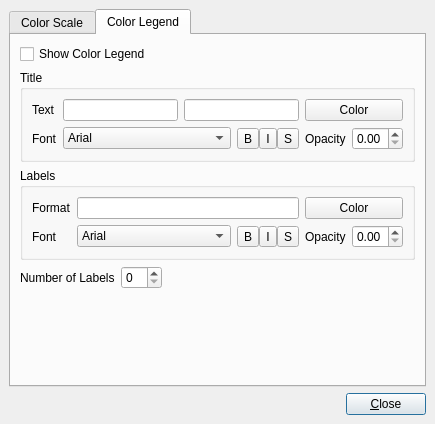
Old version of the form Qt/Components/Resources/UI/pqColorScaleDialog.ui in the repository wildmichael/ParaView3-enhancements-old.
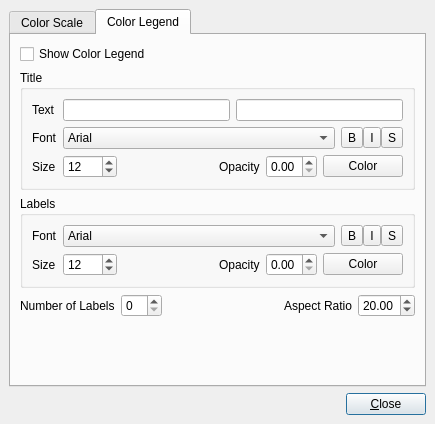
New version of the form. The open tabs and pages were chosen to show the change. Custom widgets are drawn as their Qt base class.

Patch:
```diff
--- a/Qt/Components/Resources/UI/pqColorScaleDialog.ui
+++ b/Qt/Components/Resources/UI/pqColorScaleDialog.ui
@@ -377,7 +377,7 @@
        <property name="spacing" >
         <number>6</number>
        </property>
-       <item row="4" column="0" colspan="3" >
+       <item row="4" column="0" colspan="5" >
         <spacer>
          <property name="orientation" >
           <enum>Qt::Vertical</enum>
@@ -390,7 +390,47 @@
          </property>
         </spacer>
        </item>
-       <item row="1" column="0" colspan="3" >
+       <item row="3" column="2" >
+        <spacer>
+         <property name="orientation" >
+          <enum>Qt::Horizontal</enum>
+         </property>
+         <property name="sizeHint" >
+          <size>
+           <width>0</width>
+           <height>20</height>
+          </size>
+         </property>
+        </spacer>
+       </item>
+       <item row="3" column="3" >
+        <widget class="QLabel" name="label_11" >
+         <property name="text" >
+          <string>Aspect Ratio</string>
+         </property>
+        </widget>
+       </item>
+       <item row="3" column="4" >
+        <widget class="QDoubleSpinBox" name="AspectRatio" >
+         <property name="minimum" >
+          <double>0.010000000000000</double>
+         </property>
+         <property name="value" >
+          <double>20.000000000000000</double>
+         </property>
+        </widget>
+       </item>
+       <item row="0" column="0" colspan="5" >
+        <widget class="QCheckBox" name="ShowColorLegend" >
+         <property name="whatsThis" >
+          <string>Check this option to show the color legend.</string>
+         </property>
+         <property name="text" >
+          <string>Show Color Legend</string>
+         </property>
+        </widget>
+       </item>
+       <item row="1" column="0" colspan="5" >
         <widget class="QGroupBox" name="TitleFrame" >
          <property name="sizePolicy" >
           <sizepolicy>
@@ -410,7 +450,55 @@
           <property name="spacing" >
            <number>6</number>
           </property>
-          <item row="0" column="1" colspan="2" >
+          <item row="2" column="1" >
+           <widget class="QSpinBox" name="TitleFontSize" >
+            <property name="maximum" >
+             <number>1024</number>
+            </property>
+            <property name="minimum" >
+             <number>1</number>
+            </property>
+            <property name="value" >
+             <number>12</number>
+            </property>
+           </widget>
+          </item>
+          <item row="2" column="0" >
+           <widget class="QLabel" name="label_10" >
+            <property name="text" >
+             <string>Size</string>
+            </property>
+           </widget>
+          </item>
+          <item row="2" column="2" >
+           <spacer>
+            <property name="orientation" >
+             <enum>Qt::Horizontal</enum>
+            </property>
+            <property name="sizeHint" >
+             <size>
+              <width>21</width>
+              <height>20</height>
+             </size>
+            </property>
+           </spacer>
+          </item>
+          <item row="2" column="3" >
+           <widget class="QLabel" name="label_5" >
+            <property name="sizePolicy" >
+             <sizepolicy>
+              <hsizetype>1</hsizetype>
+              <vsizetype>5</vsizetype>
+              <horstretch>0</horstretch>
+              <verstretch>0</verstretch>
+             </sizepolicy>
+            </property>
+            <property name="text" >
+             <string>Opacity</string>
+            </property>
+           </widget>
+          </item>
+          <item row="0" column="1" colspan="6" >
            <layout class="QHBoxLayout" >
             <property name="margin" >
              <number>0</number>
@@ -434,7 +522,7 @@
             </item>
            </layout>
           </item>
-          <item row="1" column="2" >
+          <item row="1" column="6" >
            <layout class="QHBoxLayout" >
             <property name="margin" >
              <number>0</number>
@@ -492,34 +580,6 @@
             </item>
            </layout>
           </item>
-          <item row="1" column="4" >
-           <widget class="QDoubleSpinBox" name="TitleOpacity" >
-            <property name="whatsThis" >
-             <string>Used to set the title opacity.</string>
-            </property>
-            <property name="maximum" >
-             <double>1.000000000000000</double>
-            </property>
-            <property name="singleStep" >
-             <double>0.100000000000000</double>
-            </property>
-           </widget>
-          </item>
-          <item row="1" column="3" >
-           <widget class="QLabel" name="label_5" >
-            <property name="sizePolicy" >
-             <sizepolicy>
-              <hsizetype>1</hsizetype>
-              <vsizetype>5</vsizetype>
-              <horstretch>0</horstretch>
-              <verstretch>0</verstretch>
-             </sizepolicy>
-            </property>
-            <property name="text" >
-             <string>Opacity</string>
-            </property>
-           </widget>
-          </item>
           <item row="0" column="0" >
            <widget class="QLabel" name="label_4" >
             <property name="sizePolicy" >
@@ -550,7 +610,7 @@
             </property>
            </widget>
           </item>
-          <item row="1" column="1" >
+          <item row="1" column="1" colspan="5" >
            <widget class="QComboBox" name="TitleFont" >
             <property name="sizePolicy" >
              <sizepolicy>
@@ -580,7 +640,7 @@
             </item>
            </widget>
           </item>
-          <item row="0" column="3" colspan="2" >
+          <item row="2" column="5" colspan="2" >
            <widget class="pqColorChooserButton" name="TitleColorButton" >
             <property name="whatsThis" >
              <string>Click this button to set the title color.</string>
@@ -590,20 +650,23 @@
             </property>
            </widget>
           </item>
+          <item row="2" column="4" >
+           <widget class="QDoubleSpinBox" name="TitleOpacity" >
+            <property name="whatsThis" >
+             <string>Used to set the title opacity.</string>
+            </property>
+            <property name="maximum" >
+             <double>1.000000000000000</double>
+            </property>
+            <property name="singleStep" >
+             <double>0.100000000000000</double>
+            </property>
+           </widget>
+          </item>
          </layout>
         </widget>
        </item>
-       <item row="0" column="0" colspan="3" >
-        <widget class="QCheckBox" name="ShowColorLegend" >
-         <property name="whatsThis" >
-          <string>Check this option to show the color legend.</string>
-         </property>
-         <property name="text" >
-          <string>Show Color Legend</string>
-         </property>
-        </widget>
-       </item>
-       <item row="2" column="0" colspan="3" >
+       <item row="2" column="0" colspan="5" >
         <widget class="QGroupBox" name="LabelFrame" >
          <property name="sizePolicy" >
           <sizepolicy>
@@ -623,37 +686,50 @@
           <property name="spacing" >
            <number>6</number>
           </property>
-          <item row="1" column="3" >
-           <widget class="QLabel" name="label_9" >
+          <item row="1" column="1" >
+           <widget class="QSpinBox" name="LabelFontSize" >
+            <property name="maximum" >
+             <number>1024</number>
+            </property>
+            <property name="minimum" >
+             <number>1</number>
+            </property>
+            <property name="value" >
+             <number>12</number>
+            </property>
+           </widget>
+          </item>
+          <item row="0" column="1" colspan="5" >
+           <widget class="QComboBox" name="LabelFont" >
             <property name="sizePolicy" >
              <sizepolicy>
-              <hsizetype>1</hsizetype>
-              <vsizetype>5</vsizetype>
+              <hsizetype>3</hsizetype>
+              <vsizetype>0</vsizetype>
               <horstretch>0</horstretch>
               <verstretch>0</verstretch>
              </sizepolicy>
             </property>
-            <property name="text" >
-             <string>Opacity</string>
+            <property name="whatsThis" >
+             <string>Used to set the label font.</string>
             </property>
+            <item>
+             <property name="text" >
+              <string>Arial</string>
+             </property>
+            </item>
+            <item>
+             <property name="text" >
+              <string>Courier</string>
+             </property>
+            </item>
+            <item>
+             <property name="text" >
+              <string>Times</string>
+             </property>
+            </item>
            </widget>
           </item>
           <item row="0" column="0" >
-           <widget class="QLabel" name="label_7" >
-            <property name="sizePolicy" >
-             <sizepolicy>
-              <hsizetype>1</hsizetype>
-              <vsizetype>5</vsizetype>
-              <horstretch>0</horstretch>
-              <verstretch>0</verstretch>
-             </sizepolicy>
-            </property>
-            <property name="text" >
-             <string>Format</string>
-            </property>
-           </widget>
-          </item>
-          <item row="1" column="0" >
            <widget class="QLabel" name="label_8" >
             <property name="sizePolicy" >
              <sizepolicy>
@@ -668,7 +744,14 @@
             </property>
            </widget>
           </item>
-          <item row="1" column="2" >
+          <item row="1" column="0" >
+           <widget class="QLabel" name="label_7" >
+            <property name="text" >
+             <string>Size</string>
+            </property>
+           </widget>
+          </item>
+          <item row="0" column="6" >
            <layout class="QHBoxLayout" >
             <property name="margin" >
              <number>0</number>
@@ -726,36 +809,6 @@
             </item>
            </layout>
           </item>
-          <item row="1" column="1" >
-           <widget class="QComboBox" name="LabelFont" >
-            <property name="sizePolicy" >
-             <sizepolicy>
-              <hsizetype>3</hsizetype>
-              <vsizetype>0</vsizetype>
-              <horstretch>0</horstretch>
-              <verstretch>0</verstretch>
-             </sizepolicy>
-            </property>
-            <property name="whatsThis" >
-             <string>Used to set the label font.</string>
-            </property>
-            <item>
-             <property name="text" >
-              <string>Arial</string>
-             </property>
-            </item>
-            <item>
-             <property name="text" >
-              <string>Courier</string>
-             </property>
-            </item>
-            <item>
-             <property name="text" >
-              <string>Times</string>
-             </property>
-            </item>
-           </widget>
-          </item>
           <item row="1" column="4" >
            <widget class="QDoubleSpinBox" name="LabelOpacity" >
             <property name="whatsThis" >
@@ -769,14 +822,7 @@
             </property>
            </widget>
           </item>
-          <item row="0" column="1" colspan="2" >
-           <widget class="QLineEdit" name="LabelFormat" >
-            <property name="whatsThis" >
-             <string>Used to set the label text format.</string>
-            </property>
-           </widget>
-          </item>
-          <item row="0" column="3" colspan="2" >
+          <item row="1" column="5" colspan="2" >
            <widget class="pqColorChooserButton" name="LabelColorButton" >
             <property name="whatsThis" >
              <string>Click this button to set the label color.</string>
@@ -786,6 +832,34 @@
             </property>
            </widget>
           </item>
+          <item row="1" column="3" >
+           <widget class="QLabel" name="label_9" >
+            <property name="sizePolicy" >
+             <sizepolicy>
+              <hsizetype>1</hsizetype>
+              <vsizetype>5</vsizetype>
+              <horstretch>0</horstretch>
+              <verstretch>0</verstretch>
+             </sizepolicy>
+            </property>
+            <property name="text" >
+             <string>Opacity</string>
+            </property>
+           </widget>
+          </item>
+          <item row="1" column="2" >
+           <spacer>
+            <property name="orientation" >
+             <enum>Qt::Horizontal</enum>
+            </property>
+            <property name="sizeHint" >
+             <size>
+              <width>21</width>
+              <height>20</height>
+             </size>
+            </property>
+           </spacer>
+          </item>
          </layout>
         </widget>
        </item>
@@ -811,33 +885,10 @@
          </property>
         </widget>
        </item>
-       <item row="3" column="2" >
-        <spacer>
-         <property name="orientation" >
-          <enum>Qt::Horizontal</enum>
-         </property>
-         <property name="sizeHint" >
-          <size>
-           <width>0</width>
-           <height>20</height>
-          </size>
-         </property>
-        </spacer>
-       </item>
       </layout>
      </widget>
     </widget>
    </item>
-   <item row="1" column="1" >
-    <widget class="QPushButton" name="CloseButton" >
-     <property name="text" >
-      <string>&amp;Close</string>
-     </property>
-     <property name="default" >
-      <bool>true</bool>
-     </property>
-    </widget>
-   </item>
    <item row="1" column="0" >
     <spacer>
      <property name="orientation" >
@@ -851,6 +902,16 @@
      </property>
     </spacer>
    </item>
+   <item row="1" column="1" >
+    <widget class="QPushButton" name="CloseButton" >
+     <property name="text" >
+      <string>&amp;Close</string>
+     </property>
+     <property name="default" >
+      <bool>true</bool>
+     </property>
+    </widget>
+   </item>
   </layout>
  </widget>
  <customwidgets>
```
Left out of the diff: 17 changed lines with no effect on the pictures.
